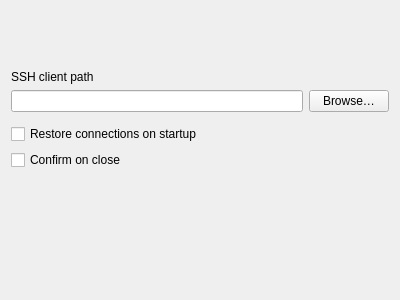
Before: the Qt Designer form src/PreferencesGeneral.ui in uranusjr/Qelly, drawn with Qt 5.
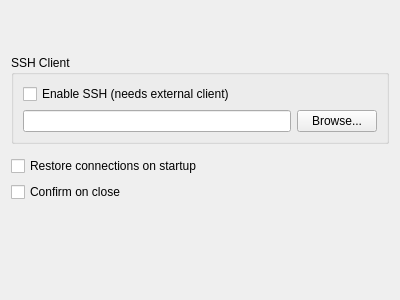
After: the same form once the commit is applied.

Commit message:
Implement SSH enable/disable switch
If SSH is disabled, prevent SSH connection. If SSH is
enabled from the preference panel, ensure SSH
executable is valid.

Closes #33

```diff
--- a/src/PreferencesGeneral.ui
+++ b/src/PreferencesGeneral.ui
@@ -13,7 +13,7 @@
   <property name="windowTitle">
    <string>General</string>
   </property>
-  <layout class="QVBoxLayout" name="verticalLayout" stretch="1,0,0,0,0,2">
+  <layout class="QVBoxLayout" name="verticalLayout" stretch="1,0,0,0,2">
    <item>
     <spacer name="verticalSpacer">
      <property name="orientation">
@@ -28,34 +28,38 @@
     </spacer>
    </item>
    <item>
-    <widget class="QLabel" name="label">
+    <widget class="QGroupBox" name="sshClientSettings">
+     <property name="title">
+      <string>SSH Client</string>
+     </property>
+     <layout class="QVBoxLayout" name="verticalLayout_2">
+      <item>
+       <widget class="QCheckBox" name="sshClientEnabled">
      <property name="text">
-      <string>SSH client path</string>
-     </property>
-     <property name="scaledContents">
-      <bool>false</bool>
-     </property>
-     <property name="alignment">
-      <set>Qt::AlignBottom|Qt::AlignLeading|Qt::AlignLeft</set>
+         <string>Enable SSH (needs external client)</string>
      </property>
     </widget>
    </item>
    <item>
-    <layout class="QHBoxLayout" name="horizontalLayout">
-     <property name="sizeConstraint">
-      <enum>QLayout::SetMinimumSize</enum>
-     </property>
+       <layout class="QHBoxLayout" name="horizontalLayout_2">
      <item>
-      <widget class="QLineEdit" name="sshClientPath"/>
+         <widget class="QLineEdit" name="sshClientPath">
+          <property name="readOnly">
+           <bool>true</bool>
+          </property>
+         </widget>
      </item>
      <item>
       <widget class="QPushButton" name="sshClientPathBrowse">
        <property name="text">
-        <string>Browse…</string>
+           <string>Browse...</string>
        </property>
       </widget>
      </item>
     </layout>
+      </item>
+     </layout>
+    </widget>
    </item>
    <item>
     <widget class="QWidget" name="widget" native="true"/>
```
Lines whose indentation alone changed are shown as unchanged. The commit also changes 7 other files.
